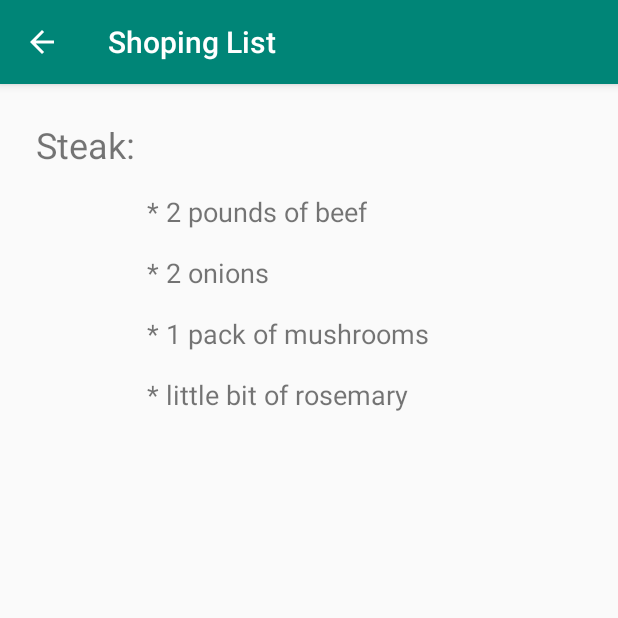
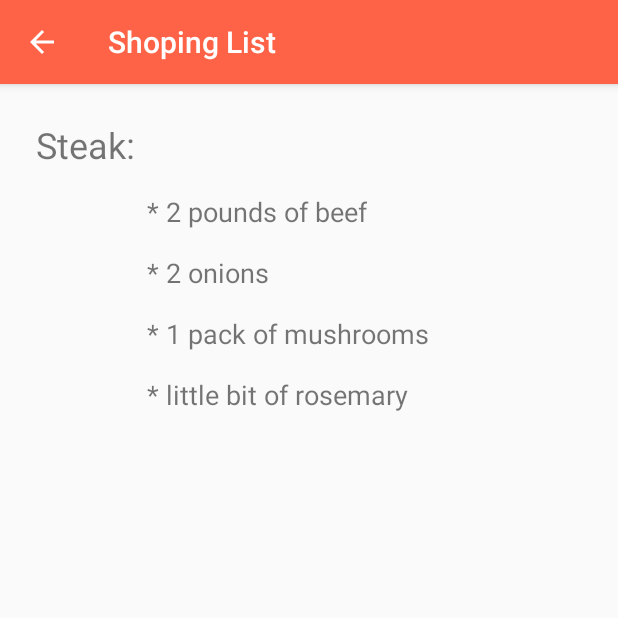
Before and after one commit to Foodies-cs262/client, an Android app: the shoppingList screen opened directly, with no data from a screen before it, on a phone screen of 412 x 824 dp, the top half of it. Run offline under Robolectric (Android 15) with nearby library versions, the phone set to English and light mode, and no system bars; Roboto replaces fonts that are not available here.

Commit message:
Update colors.xml

```diff
--- a/app/src/main/res/values/colors.xml
+++ b/app/src/main/res/values/colors.xml
@@ -1,6 +1,6 @@
 <?xml version="1.0" encoding="utf-8"?>
 <resources>
-    <color name="colorPrimary">#008577</color>
-    <color name="colorPrimaryDark">#00574B</color>
-    <color name="colorAccent">#D81B60</color>
+    <color name="colorPrimary">#ff6347</color>
+    <color name="colorPrimaryDark">#87ceeb</color>
+    <color name="colorAccent">#FFEB3B</color>
 </resources>
```
